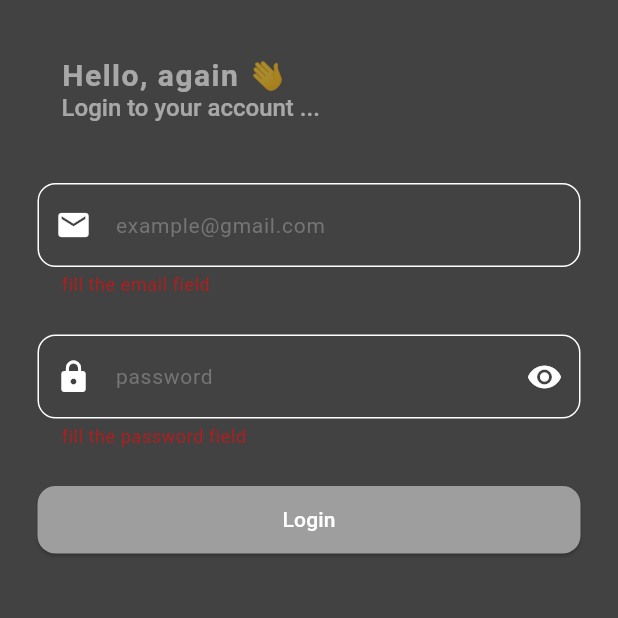
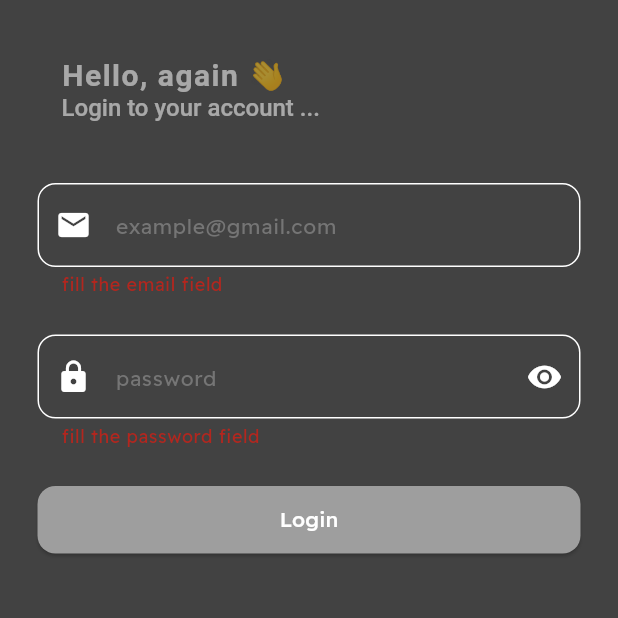
Before and after one commit to Abdallah-Hussien/e_commerce, a Flutter app: the screen it shows after launch, after a tap on "Login", on a phone screen of 412 x 824 dp, the top half of it. Run offline on Flutter 3.47's test engine with Material 3 defaults, Android fonts, the phone set to English and light mode, and no system bars; our stand-ins replace flutter_screenutil, go_router.

Commit message:
Add ReadexPro fonts and theme helpers
Add ReadexPro font files and register them in pubspec.yaml; introduce flutter_screenutil dependency. Refactor routing: rename Routing to AppRouter, add RoutesNames constants, and wire GoRouter into main. Add simple theme and helper utilities (ColorManager, StyleManager, spacing helpers) and small cleanups: make TextStyle/BorderSide const, add private constructors for utils, and update login to use go_router's pushNamed with named route.

```diff
--- a/lib/core/routing.dart
+++ b/lib/core/routing/app_router.dart
@@ -1,16 +1,17 @@
-// ignore_for_file: prefer_const_constructors
-
 import 'package:e_commerce/features/auth/login/login.dart';
 import 'package:go_router/go_router.dart';
 
-class Routing {
-  static final router = GoRouter(
+import 'routes_names.dart';
+
+class AppRouter {
+  static final generateRoute = GoRouter(
     initialLocation: '/login',
     routes: [
       GoRoute(
-        path: '/login',
+        path: RoutesNames.login,
+        name: RoutesNames.login,
         builder: (context, state) {
-          return Login();
+          return const Login();
         },
       ),
     ],
--- /dev/null
+++ b/lib/core/routing/routes_names.dart
@@ -0,0 +1,6 @@
+class RoutesNames {
+  RoutesNames._();
+  static const String login = '/login';
+  static const String register = '/register';
+  static const String home = '/home';
+}
--- /dev/null
+++ b/lib/core/theme/style_manager.dart
@@ -0,0 +1,3 @@
+class StyleManager {
+  StyleManager._();
+}
--- a/lib/core/util/validation_util.dart
+++ b/lib/core/util/validation_util.dart
@@ -1,4 +1,6 @@
 class ValidationUtil {
+  ValidationUtil._();
+
   /// @usage: validate entered Eg phone number based on used regex.
   /// @param phoneNumber A String containing the user's Eg phone number
   /// @return A Boolean value that is determined based on used regex
--- a/lib/features/auth/login/login.dart
+++ b/lib/features/auth/login/login.dart
@@ -3,6 +3,9 @@
 import 'package:e_commerce/core/util/validation_util.dart';
 import 'package:e_commerce/features/auth/widgets.dart';
 import 'package:flutter/material.dart';
+import 'package:go_router/go_router.dart';
+
+import '../../../core/routing/routes_names.dart';
 
 class Login extends StatefulWidget {
   const Login({super.key});
@@ -29,8 +32,6 @@ class _LoginState extends State<Login> {
     _password.dispose();
     super.dispose();
   }
-
-  bool _checkCanProccess = false;
 
   @override
   Widget build(BuildContext context) {
@@ -129,6 +130,7 @@ class _LoginState extends State<Login> {
                       if (_formKey.currentState!.validate()) {
                         setState(() {
                           state = 'call servier';
+                          context.pushNamed(RoutesNames.login);
                         });
                       }
                     },
--- a/lib/features/auth/widgets.dart
+++ b/lib/features/auth/widgets.dart
@@ -26,7 +26,7 @@ class CustomTextField extends StatelessWidget {
       controller: controller,
       validator: validator,
       cursorColor: Colors.white,
-      style: TextStyle(color: Colors.white),
+      style: const TextStyle(color: Colors.white),
       keyboardType: textInputType,
       decoration: InputDecoration(
         suffixIcon: suffixIcon,
@@ -35,19 +35,19 @@ class CustomTextField extends StatelessWidget {
         hintStyle: TextStyle(color: Colors.grey.shade600, fontSize: 14),
         focusedBorder: OutlineInputBorder(
           borderRadius: BorderRadius.circular(12),
-          borderSide: BorderSide(color: Colors.white),
+          borderSide: const BorderSide(color: Colors.white),
         ),
         enabledBorder: OutlineInputBorder(
           borderRadius: BorderRadius.circular(12),
-          borderSide: BorderSide(color: Colors.white),
+          borderSide: const BorderSide(color: Colors.white),
         ),
         focusedErrorBorder: OutlineInputBorder(
           borderRadius: BorderRadius.circular(12),
-          borderSide: BorderSide(color: Colors.white),
+          borderSide: const BorderSide(color: Colors.white),
         ),
         errorBorder: OutlineInputBorder(
           borderRadius: BorderRadius.circular(12),
-          borderSide: BorderSide(color: Colors.white),
+          borderSide: const BorderSide(color: Colors.white),
         ),
       ),
     );
--- a/lib/main.dart
+++ b/lib/main.dart
@@ -1,4 +1,4 @@
-import 'package:e_commerce/core/routing.dart';
+import 'package:e_commerce/core/routing/app_router.dart';
 import 'package:flutter/material.dart';
 
 void main() {
@@ -11,25 +11,10 @@ class MyApp extends StatelessWidget {
   @override
   Widget build(BuildContext context) {
     return MaterialApp.router(
-      routerConfig: Routing.router,
+      routerConfig: AppRouter.generateRoute,
       title: 'Flutter Demo',
       theme: ThemeData(
-        // This is the theme of your application.
-        //
-        // TRY THIS: Try running your application with "flutter run". You'll see
-        // the application has a purple toolbar. Then, without quitting the app,
-        // try changing the seedColor in the colorScheme below to Colors.green
-        // and then invoke "hot reload" (save your changes or press the "hot
-        // reload" button in a Flutter-supported IDE, or press "r" if you used
-        // the command line to start the app).
-        //
-        // Notice that the counter didn't reset back to zero; the application
-        // state is not lost during the reload. To reset the state, use hot
-        // restart instead.
-        //
-        // This works for code too, not just values: Most code changes can be
-        // tested with just a hot reload.
-        colorScheme: ColorScheme.fromSeed(seedColor: Colors.deepPurple),
+        fontFamily: 'ReadexPro',
         useMaterial3: true,
       ),
     );
```
Also changed, not shown: lib/core/helpers/spacing.dart (added, +10 -0 lines), lib/core/theme/color_manager.dart (added, +9 -0 lines), pubspec.yaml (+17 -14 lines), assets/fonts/readexpro_bold.ttf (added), assets/fonts/readexpro_extralight.ttf (added), assets/fonts/readexpro_light.ttf (added), assets/fonts/readexpro_medium.ttf (added), assets/fonts/readexpro_regular.ttf (added), assets/fonts/readexpro_semibold.ttf (added), pubspec.lock.
